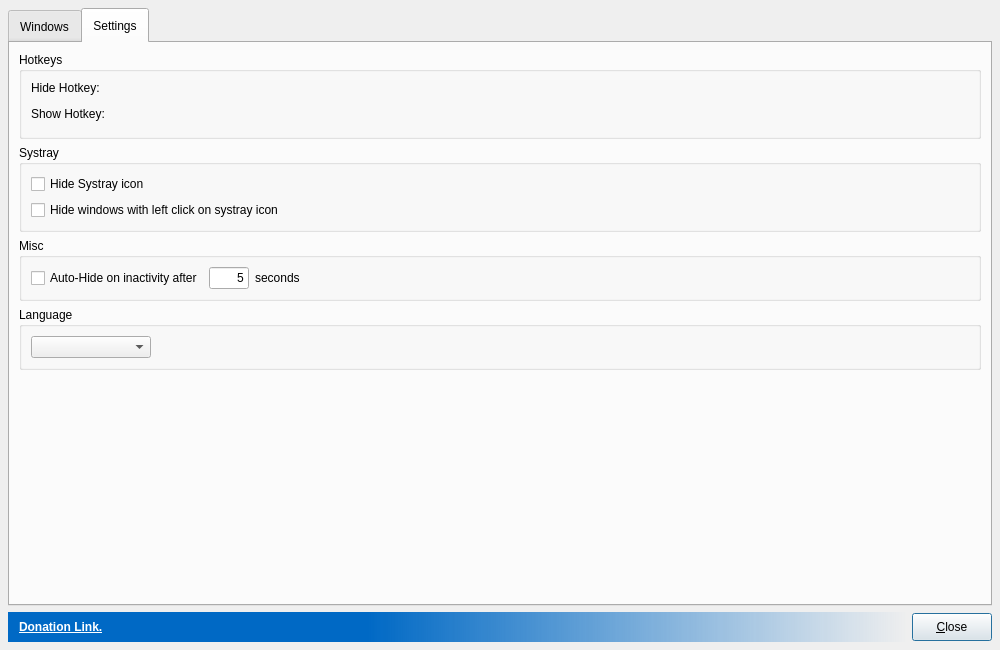
This is src/ui/bosskeydialog.ui in solaristhesun/bosskey as Qt 5 draws it before an edit. The edited form follows.
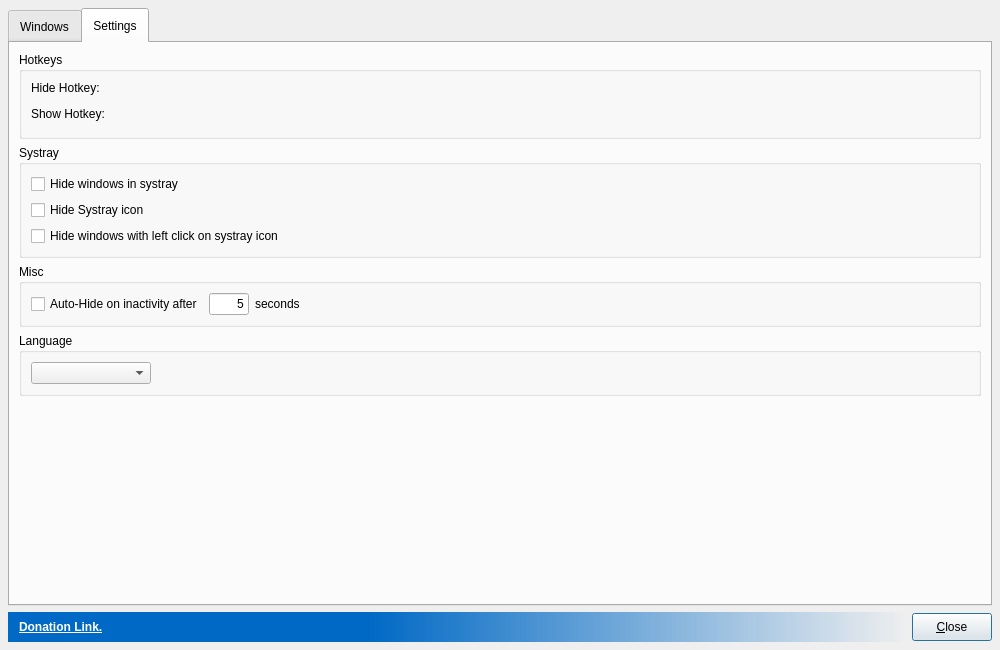
This is the edited form. The open tabs and pages were chosen to show the change. Icons and pictures are not drawn. Custom widgets are drawn as their Qt base class.

Commit message: added checkbox for hiding systray icons

```diff
--- a/src/ui/bosskeydialog.ui
+++ b/src/ui/bosskeydialog.ui
@@ -525,6 +525,13 @@
           <string>Systray</string>
          </property>
          <layout class="QVBoxLayout" name="verticalLayout_11">
+          <item>
+           <widget class="QCheckBox" name="hideInSystrayCheckBox">
+            <property name="text">
+             <string>Hide windows in systray</string>
+            </property>
+           </widget>
+          </item>
           <item>
            <widget class="QCheckBox" name="hideSystrayIconCheckBox">
             <property name="text">
```
The commit also changes 8 other files.
